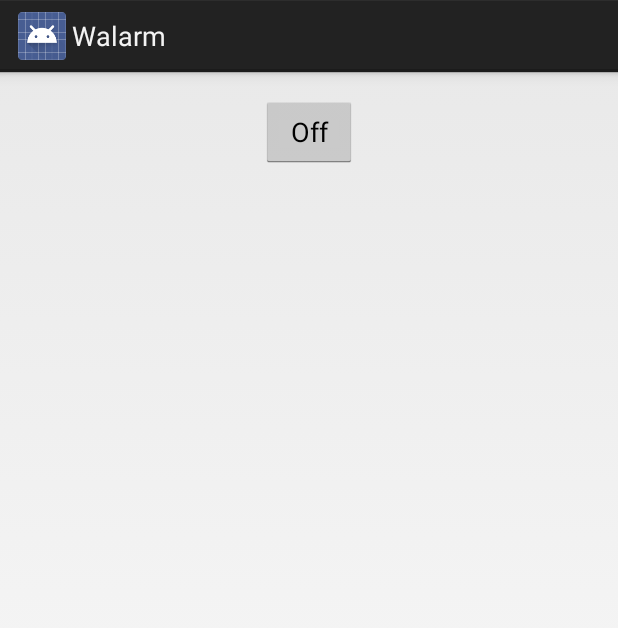
After one commit to Haegon/Walarm, an Android app: the layout activity_fire.xml on its own in the app's theme, with its tools: preview values and no code run, on a phone screen of 412 x 824 dp. The commit adds this screen. Shown: the top 628 px of the screen. Run offline under Robolectric (Android 15) with nearby library versions, the phone set to English and light mode, and no system bars.

Commit message:
알람 울릴때 fire activity실행해서 울리게 하고 모든 기능 위임.

```diff
--- a/app/src/main/AndroidManifest.xml
+++ b/app/src/main/AndroidManifest.xml
@@ -55,6 +55,10 @@
 
         <service android:name=".Scheduler.SchedulingService" />
 
+        <activity
+            android:name=".Activity.FireActivity"
+            android:label="@string/title_activity_fire" >
+        </activity>
     </application>
 
 </manifest>
--- a/app/src/main/java/com/gohn/walarm/Activity/AlarmSetActivity.java
+++ b/app/src/main/java/com/gohn/walarm/Activity/AlarmSetActivity.java
@@ -44,7 +44,10 @@ public class AlarmSetActivity extends Activity {
         ActionBar actionBar = getActionBar();
         actionBar.setDisplayHomeAsUpEnabled(true);
 
-        flag = getIntent().getExtras().getInt(Flags.ALARMSETINTENT);
+        if ( getIntent().getExtras() == null )
+            flag = Flags.ADD;
+        else
+            flag = getIntent().getExtras().getInt(Flags.ALARMSETINTENT);
 
         timePicker = (TimePicker) findViewById(R.id.timePicker_add);
         tbDays.add((ToggleButton) findViewById(R.id.tb_sunday));
--- /dev/null
+++ b/app/src/main/res/layout/activity_fire.xml
@@ -0,0 +1,17 @@
+<RelativeLayout xmlns:android="http://schemas.android.com/apk/res/android"
+    xmlns:tools="http://schemas.android.com/tools" android:layout_width="match_parent"
+    android:layout_height="match_parent" android:paddingLeft="@dimen/activity_horizontal_margin"
+    android:paddingRight="@dimen/activity_horizontal_margin"
+    android:paddingTop="@dimen/activity_vertical_margin"
+    android:paddingBottom="@dimen/activity_vertical_margin"
+    tools:context="com.gohn.walarm.Activity.FireActivity">
+
+    <Button
+        android:layout_width="wrap_content"
+        android:layout_height="wrap_content"
+        android:text="Off"
+        android:id="@+id/btn_off"
+        android:layout_alignParentTop="true"
+        android:layout_centerHorizontal="true" />
+
+</RelativeLayout>
--- /dev/null
+++ b/app/src/main/res/menu/menu_test.xml
@@ -0,0 +1,6 @@
+<menu xmlns:android="http://schemas.android.com/apk/res/android"
+    xmlns:tools="http://schemas.android.com/tools"
+    tools:context="com.gohn.walarm.Activity.FireActivity">
+    <item android:id="@+id/action_settings" android:title="@string/action_settings"
+        android:orderInCategory="100" android:showAsAction="never" />
+</menu>
--- a/app/src/main/res/values/strings.xml
+++ b/app/src/main/res/values/strings.xml
@@ -25,6 +25,7 @@
     <string name="no_doodle">알람 시간 입니다.</string>
     <string name="connection_error">Connection error.</string>
     <string name="title_activity_modify">ModifyActivity</string>
+    <string name="title_activity_fire">FireActivity</string>
 
 
 </resources>
```
Also changed, not shown: app/src/main/java/com/gohn/walarm/Activity/FireActivity.java (added, +159 -0 lines), app/src/main/java/com/gohn/walarm/Scheduler/AlarmReceiver.java (+106 -89 lines).
